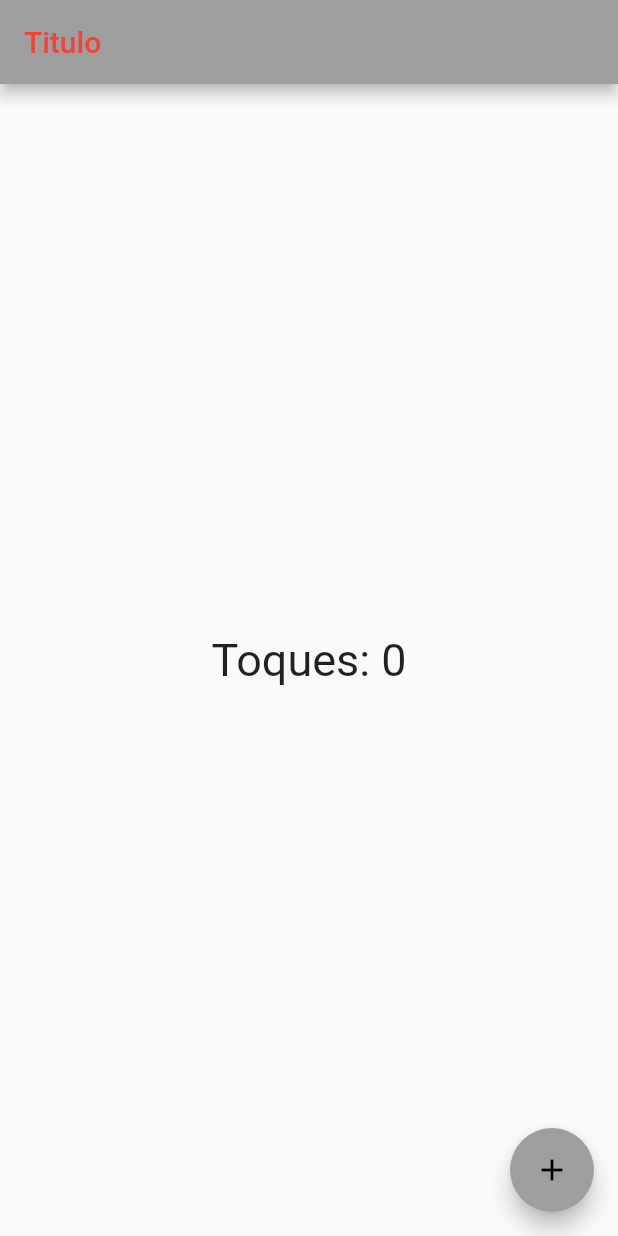
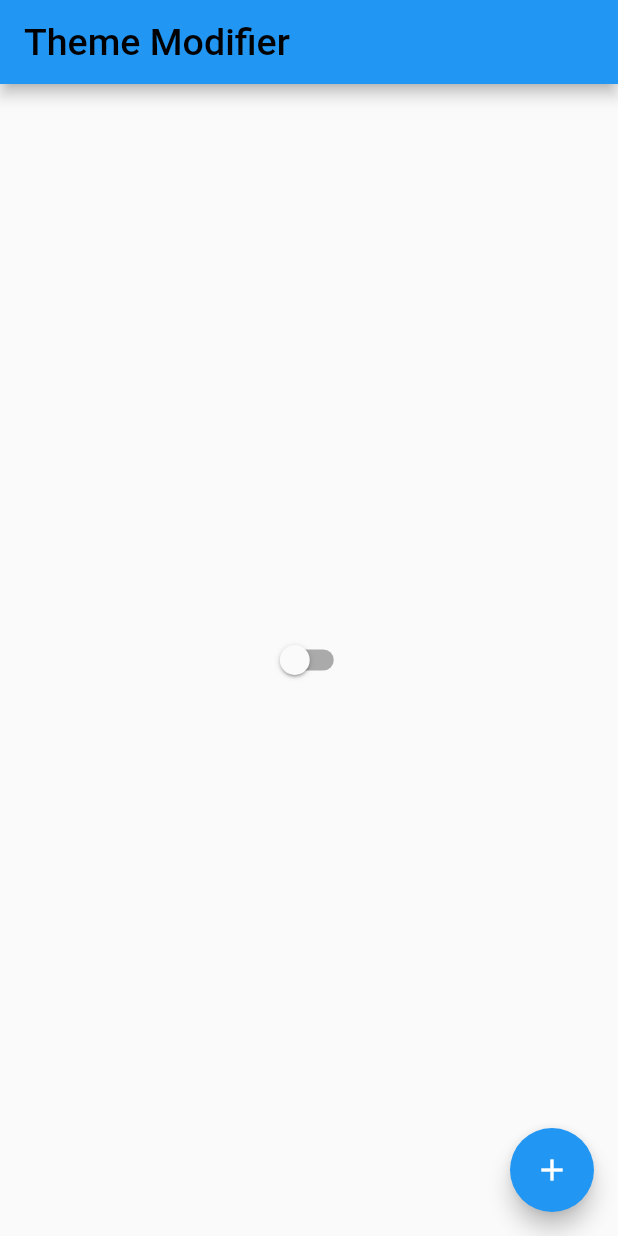
Before and after one commit to ignssj/flutter-test, a Flutter app: the screen it shows after launch, on a phone screen of 412 x 824 dp. Run offline on Flutter 3.47's test engine with Material 2 defaults, Android fonts, the phone set to English and light mode, and no system bars.

Commit message:
Color theme modifier

```diff
--- /dev/null
+++ b/main/lib/app_controller.dart
@@ -0,0 +1,11 @@
+import 'package:flutter/cupertino.dart';
+
+class AppController extends ChangeNotifier {
+  static AppController instance = AppController();
+
+  bool isDark = false;
+  changeTheme() {
+    isDark = !isDark;
+    notifyListeners();
+  }
+}
--- a/main/lib/app_widget.dart
+++ b/main/lib/app_widget.dart
@@ -1,13 +1,24 @@
 import 'package:flutter/material.dart';
+import 'package:main/app_controller.dart';
 
 import 'home_page.dart';
 
 class AppWidget extends StatelessWidget {
   @override
   Widget build(BuildContext context) {
-    return MaterialApp(
-      theme: ThemeData(primarySwatch: Colors.grey),
-      home: HomePage(),
+    return AnimatedBuilder(
+      animation: AppController.instance,
+      builder: (context, child) {
+        return MaterialApp(
+          debugShowCheckedModeBanner: false,
+          theme: ThemeData(
+            brightness: AppController.instance.isDark
+                ? Brightness.dark
+                : Brightness.light,
+          ),
+          home: HomePage(),
+        );
+      },
     );
   }
 }
--- a/main/lib/home_page.dart
+++ b/main/lib/home_page.dart
@@ -1,4 +1,5 @@
 import 'package:flutter/material.dart';
+import 'package:main/app_controller.dart';
 
 class HomePage extends StatefulWidget {
   @override
@@ -13,7 +14,9 @@ class HomePageState extends State<HomePage> {
   Widget build(BuildContext context) {
     return Scaffold(
       appBar: AppBar(
-        title: Text("Titulo", style: TextStyle(color: Colors.red)),
+        title: Text('Theme Modifier',
+            style: TextStyle(
+                color: Colors.black, fontSize: 25, debugLabel: 'hey')),
       ),
       floatingActionButton: FloatingActionButton(
         child: Icon(Icons.add),
@@ -24,14 +27,11 @@ class HomePageState extends State<HomePage> {
         },
       ),
       body: Center(
-        child: GestureDetector(
-          child: Text('Toques: $count', style: TextStyle(fontSize: 30)),
-          onTap: () {
-            setState(() {
-              count++;
-            });
-          },
-        ),
+        child: Switch(
+            value: AppController.instance.isDark,
+            onChanged: (value) {
+              AppController.instance.changeTheme();
+            }),
       ),
     );
   }
```
